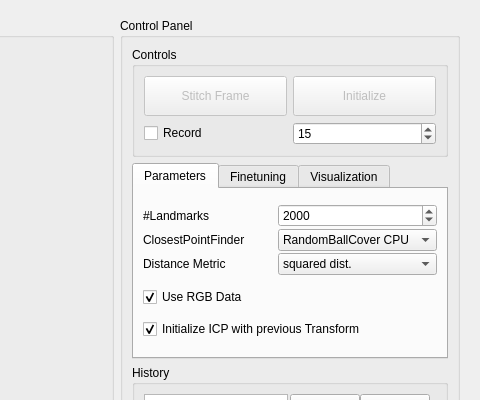
anygo/uniprojectsdn, file master/seminar/StitchingWidget.ui: the form before one commit; both pictures show x 499 to 979 and y 0 to 400 of the 979 by 691 pixel window.
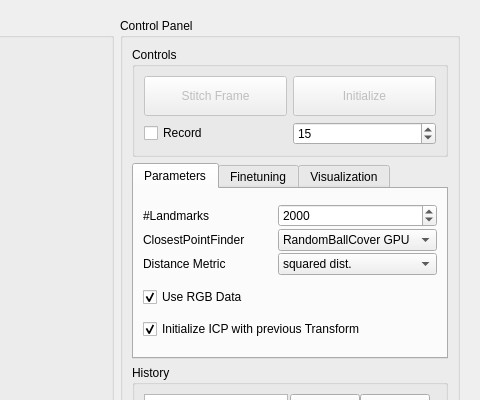
The form after the commit. Custom widgets are drawn as their Qt base class.

```diff
--- a/master/seminar/StitchingWidget.ui
+++ b/master/seminar/StitchingWidget.ui
@@ -208,7 +208,7 @@
                   </size>
                  </property>
                  <property name="currentIndex">
-                  <number>3</number>
+                  <number>4</number>
                  </property>
                  <item>
                   <property name="text">
@@ -230,6 +230,11 @@
                    <string>RandomBallCover CPU</string>
                   </property>
                  </item>
+                 <item>
+                  <property name="text">
+                   <string>RandomBallCover GPU</string>
+                  </property>
+                 </item>
                 </widget>
                </item>
                <item row="2" column="0">
```
